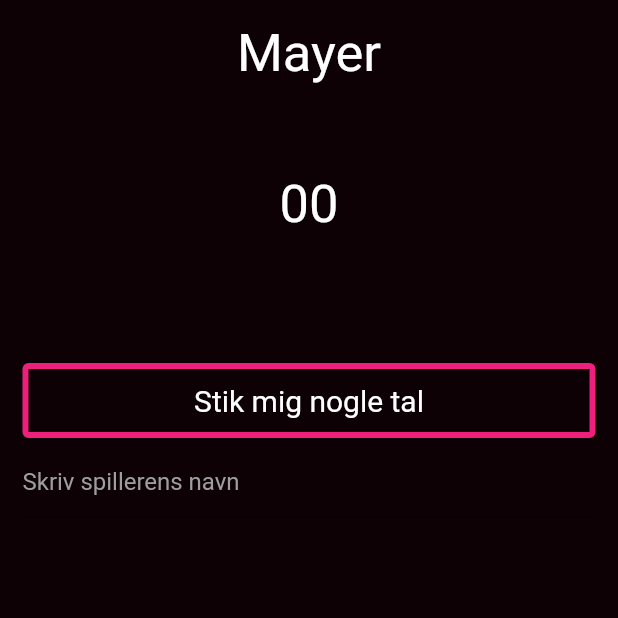
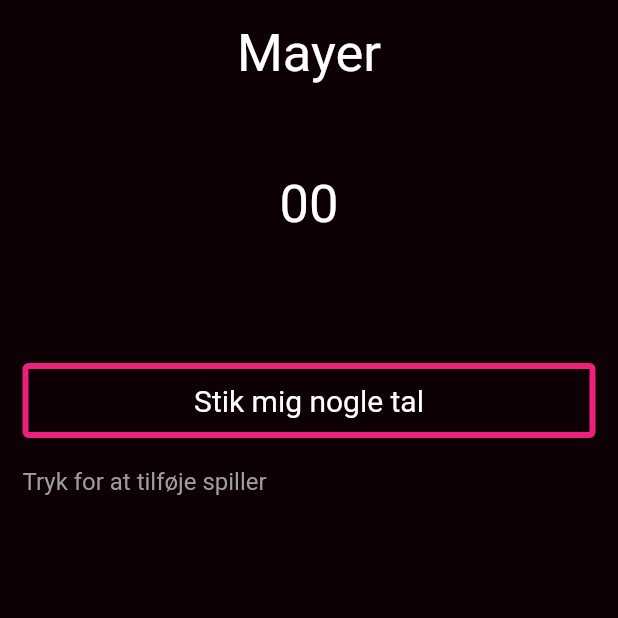
Before and after one commit to BellyMeister/druk-spil, a Flutter app: the MayerPage screen opened directly, on a phone screen of 412 x 824 dp, the top half of it. Run offline on Flutter 3.47's test engine with Material 2 defaults, Android fonts, the phone set to English and light mode, and no system bars.

```diff
--- a/lib/mayer/mayer.dart
+++ b/lib/mayer/mayer.dart
@@ -103,6 +103,7 @@ class _MayerPageState extends State<MayerPage> {
     List<Widget> widgets = playersList.map((e) => playerWidget(e)).toList();
 
     TextEditingController controller = TextEditingController();
+    FocusNode _focusNode = FocusNode();
     return Column(
       children: [
         Row(
@@ -112,16 +113,19 @@ class _MayerPageState extends State<MayerPage> {
                 maxLines: 1,
                 style: TextStyle(color: Colors.white),
                 decoration: InputDecoration(
-                  hintText: "Skriv spillerens navn",
+                  hintText: "Tryk for at tilføje spiller",
                   hintStyle: TextStyle(color: Colors.grey),
                   fillColor: Colors.white
                 ),
                 controller: controller,
+                focusNode: _focusNode,
                 onSubmitted: (_){
                   if(controller.text != ""){
                     setState(() {
-                      playersList.add(Player(name: controller.text));
+                      playersList.insert(0, Player(name: controller.text));
                     });
+                    controller.clear();
+                    _focusNode.requestFocus();
                   }
                 },
               ),
```
